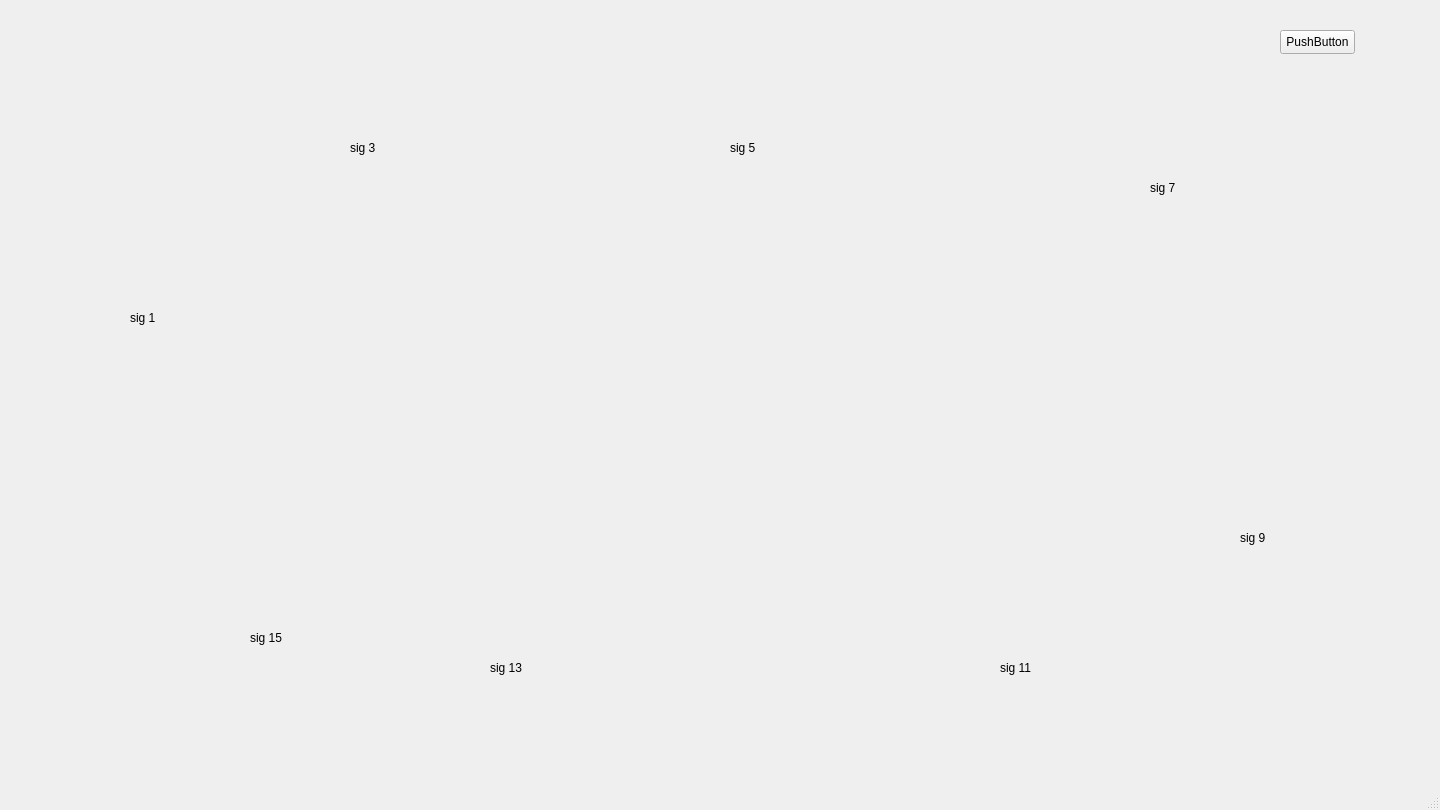
Before: the Qt Designer form ui/gui.ui in Elfix3/TCO, drawn with Qt 5.
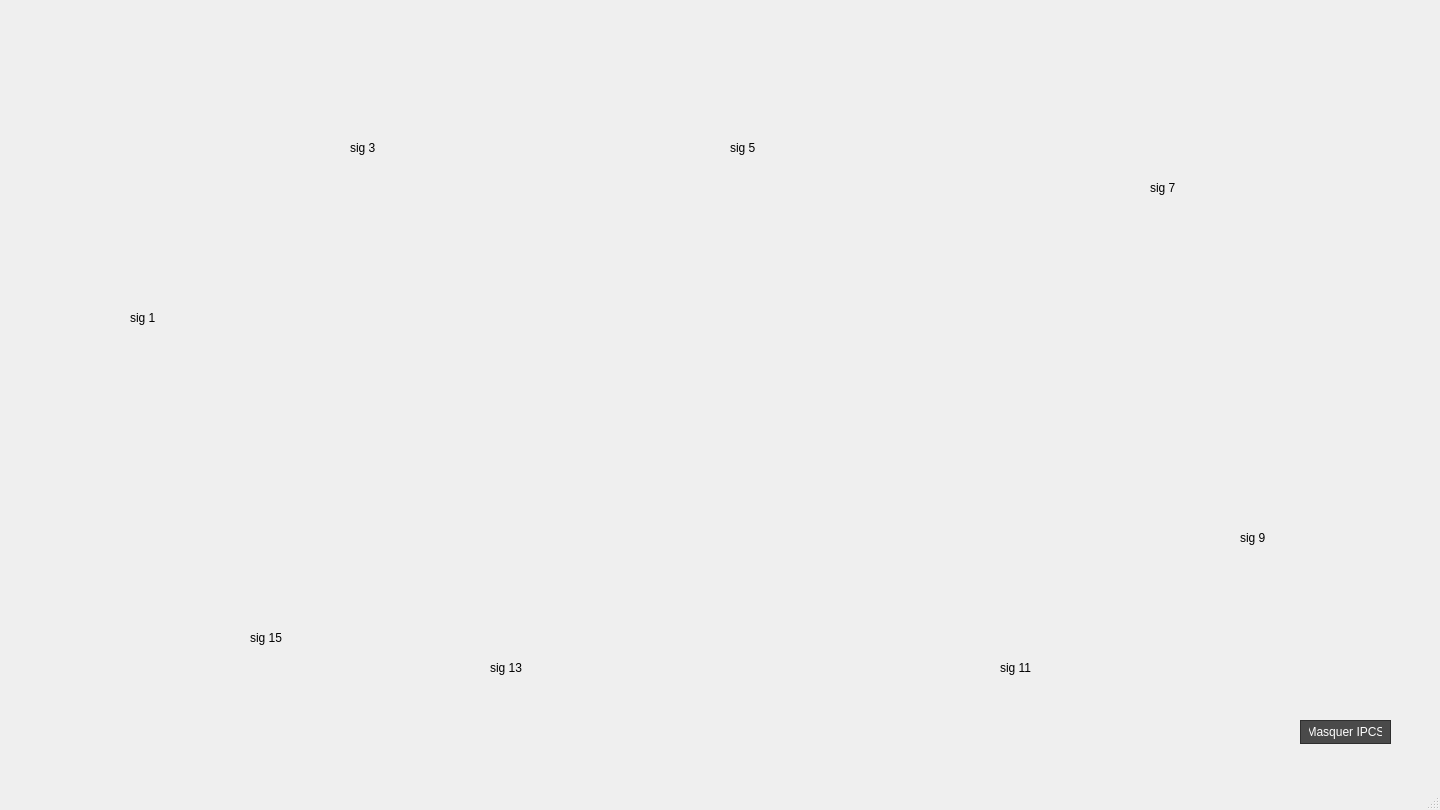
After: the same form once the commit is applied. Icons and pictures are not drawn.

Commit message: functionnal IPCS hide show button, first version

Diff of the .ui file:
```diff
--- a/ui/gui.ui
+++ b/ui/gui.ui
@@ -47,14 +47,28 @@
    <widget class="QPushButton" name="Bouton">
     <property name="geometry">
      <rect>
-      <x>1280</x>
-      <y>30</y>
-      <width>75</width>
+      <x>1300</x>
+      <y>720</y>
+      <width>91</width>
       <height>24</height>
      </rect>
     </property>
+    <property name="styleSheet">
+     <string notr="true">QPushButton {
+    background-color: #4a4a4a;  /* Gris foncé */
+    color: white;
+    border: 1px solid #2e2e2e;
+    padding: 4px 8px;
+}
+
+QPushButton:checked {
+    background-color: #4a4a4a;
+    color: white;
+    border: 1px solid #2e2e2e;
+}</string>
+    </property>
     <property name="text">
-     <string>PushButton</string>
+     <string>Masquer IPCS</string>
     </property>
    </widget>
    <widget class="QLabel" name="labelSig1">
```
Left out of the diff: 2 changed lines with no effect on the pictures. The commit also changes 2 other files.
